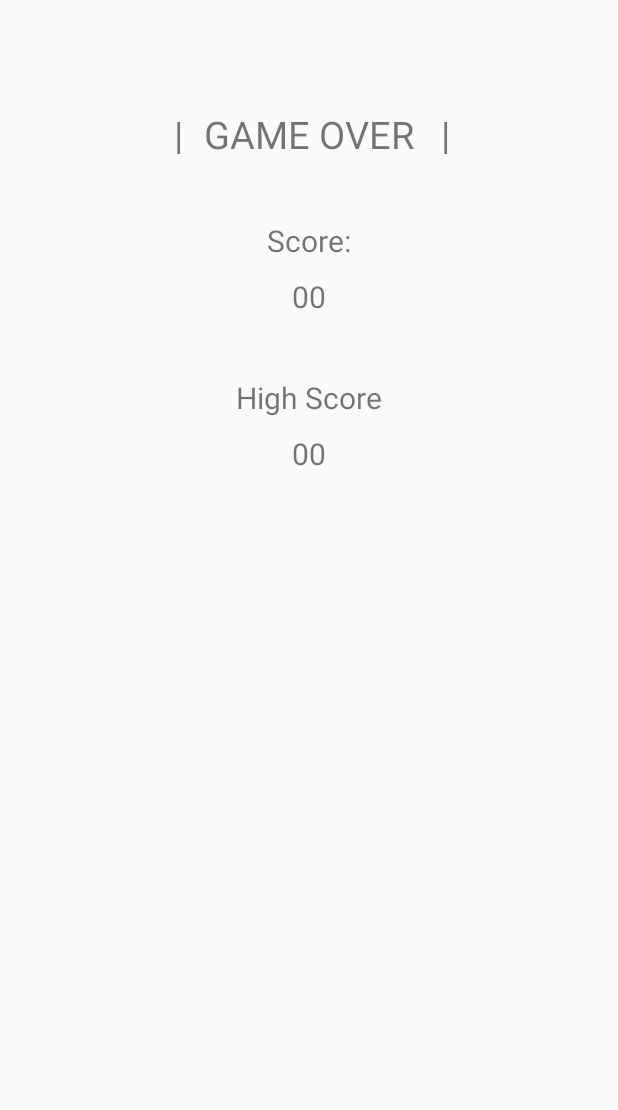
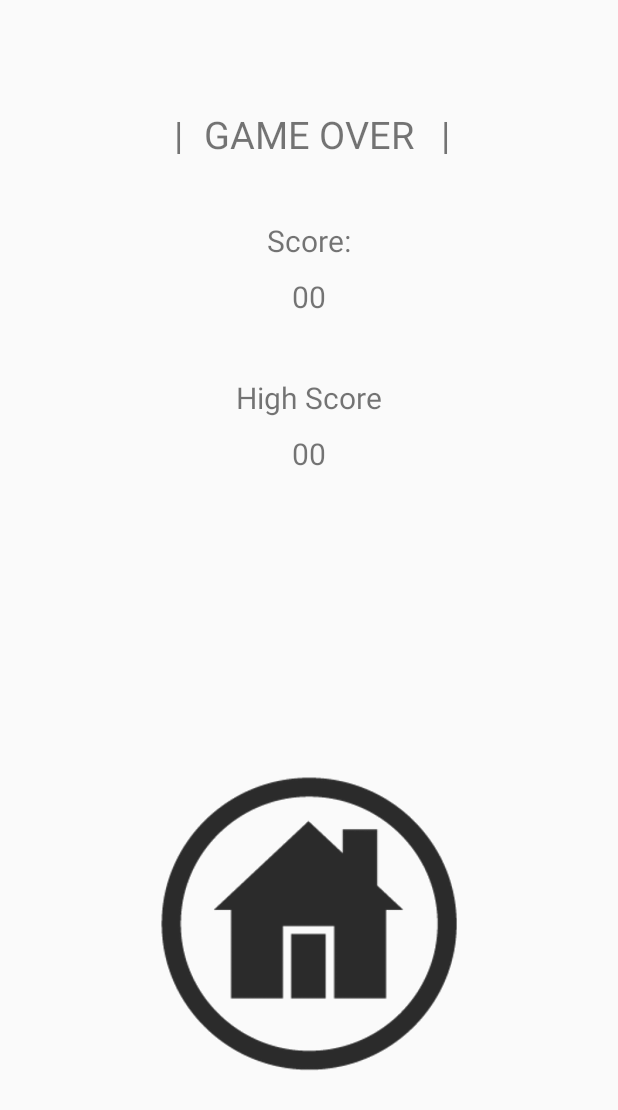
Before and after one commit to tisaconundrum2/AnagramGame, an Android app: the layout game_over.xml on its own in the app's theme, with its tools: preview values and no code run, on a phone screen of 412 x 824 dp. Shown: the top 1110 px of the screen. Run offline under Robolectric (Android 15) with nearby library versions, the phone set to English and light mode, and no system bars.

Commit message:
Adding home button

```diff
--- a/app/src/main/AndroidManifest.xml
+++ b/app/src/main/AndroidManifest.xml
@@ -36,6 +36,11 @@
             android:theme="@style/AppTheme.NoActionBar"
             />
 
+        <activity
+            android:name=".GameOver"
+            android:label="@string/game_over"
+            android:theme="@style/AppTheme.NoActionBar"
+            />
 
     </application>
 
--- a/app/src/main/java/com/tisaconundrum/anagramgame/GamePlay.java
+++ b/app/src/main/java/com/tisaconundrum/anagramgame/GamePlay.java
@@ -159,7 +159,7 @@ public class GamePlay extends Activity implements View.OnClickListener {
                         disp.setText("");                                                              // also clear the string text
 
                         if (wordsfound == totalwords) {                                                // TODO: have the user forwarded to the Game_over layout and display score, utilize intent here
-                            Intent intent = new Intent(getApplicationContext(),GameOver.class);        // Set the Intent, and switch to GameOver.java
+                            Intent intent = new Intent(getApplication(), GameOver.class);              // Set the Intent, and switch to GameOver.java
                             startActivity(intent);                                                     // Exit out of MainActivity and to GameActivity
                         }
                     }
--- a/app/src/main/res/layout/game_over.xml
+++ b/app/src/main/res/layout/game_over.xml
@@ -83,4 +83,13 @@
         android:text="@string/high_score_total"
         android:textSize="20dp" />
 
+    <ImageView
+        android:layout_width="wrap_content"
+        android:layout_height="wrap_content"
+        android:layout_below="@+id/total_high_score"
+        android:layout_centerHorizontal="true"
+        android:layout_marginTop="200dp"
+        android:src="@mipmap/home_button"
+        />
+
 </RelativeLayout>
--- a/app/src/main/res/values/strings.xml
+++ b/app/src/main/res/values/strings.xml
@@ -20,4 +20,5 @@
     <string name="title_settings">SETTINGS</string>
     <string name="game_play">GAME PLAY</string>
 
+
 </resources>
```
Also changed, not shown: app/src/main/res/mipmap-hdpi/home_button.png (added).
